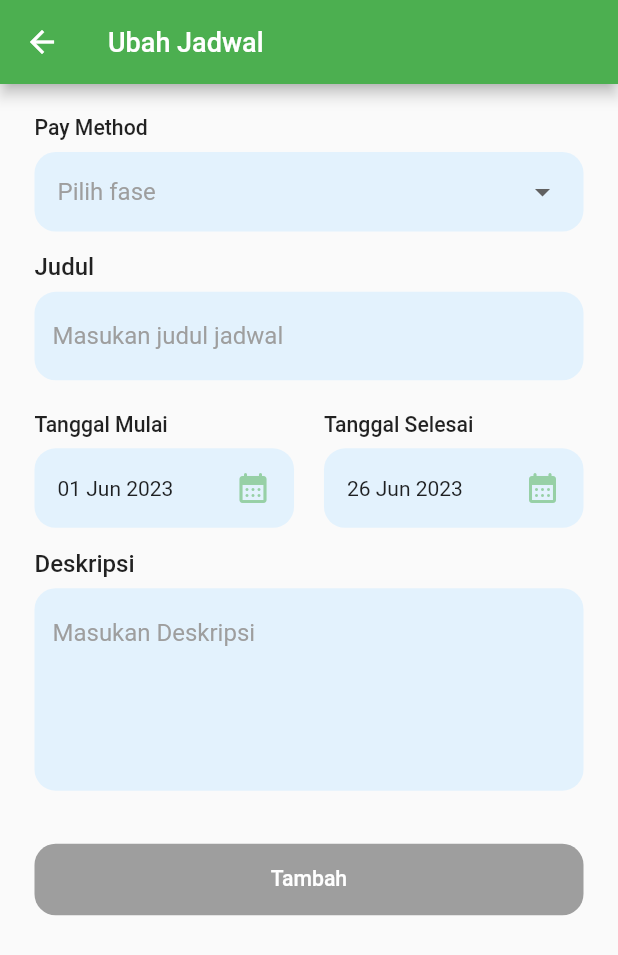
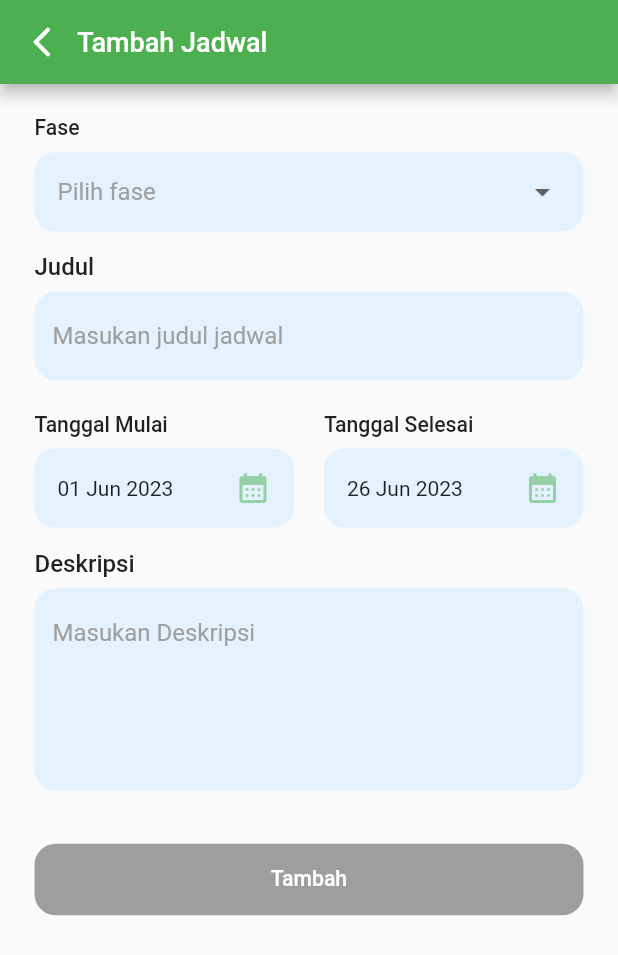
Before and after one commit to Aliryo/Aplikasi-Pendaftaran-Sekolah-Flutter, a Flutter app: the JadwalPendaftaranAdminPage screen opened directly, after a tap on "Tambah Jadwal", on a phone screen of 412 x 824 dp. Shown: the top 955 px of the screen. Run offline on Flutter 3.47's test engine with Material 2 defaults, Android fonts, the phone set to English and light mode, and no system bars; our stand-ins replace carousel_slider, cloud_firestore, dropdown_button2, email_validator, firebase_auth, firebase_core and 6 more; missing offline and left inert: easy_image_viewer; accounts and stored records are empty; network calls fail.

```diff
--- a/lib/views/pages/jadwal_pendaftaran/jadwal_pendaftaran_admin_page.dart
+++ b/lib/views/pages/jadwal_pendaftaran/jadwal_pendaftaran_admin_page.dart
@@ -104,12 +104,23 @@ class JadwalPendaftaranAdminPage extends StatelessWidget {
 
     return Scaffold(
       appBar: AppBar(
-        title: const Text(
-          'Jadwal Pendaftaran',
-          style: TextStyle(
-            fontSize: 18,
-            fontWeight: FontWeight.w500,
-          ),
+        automaticallyImplyLeading: false,
+        title: Row(
+          children: [
+            GestureDetector(
+                onTap: () {
+                  Get.back();
+                },
+                child: Icon(Icons.arrow_back_ios_new_rounded)),
+            12.0.width,
+            const Text(
+              'Jadwal Pendaftaran',
+              style: TextStyle(
+                fontSize: 18,
+                fontWeight: FontWeight.w500,
+              ),
+            ),
+          ],
         ),
       ),
       body: Obx(() {
--- a/lib/views/pages/jadwal_pendaftaran/tambah_jadwal.dart
+++ b/lib/views/pages/jadwal_pendaftaran/tambah_jadwal.dart
@@ -17,12 +17,23 @@ class TambahJadwal extends StatelessWidget {
   Widget build(BuildContext context) {
     return Scaffold(
       appBar: AppBar(
-        title: const Text(
-          'Ubah Jadwal',
-          style: TextStyle(
-            fontSize: 18,
-            fontWeight: FontWeight.w500,
-          ),
+        automaticallyImplyLeading: false,
+        title: Row(
+          children: [
+            GestureDetector(
+                onTap: () {
+                  Get.back();
+                },
+                child: Icon(Icons.arrow_back_ios_new_rounded)),
+            12.0.width,
+            const Text(
+              'Tambah Jadwal',
+              style: TextStyle(
+                fontSize: 18,
+                fontWeight: FontWeight.w500,
+              ),
+            ),
+          ],
         ),
       ),
       body: Obx(() {
@@ -30,7 +41,7 @@ class TambahJadwal extends StatelessWidget {
           padding: EdgeInsets.symmetric(horizontal: 24.w),
           children: [
             24.0.height,
-            Text("Pay Method",
+            Text("Fase",
                 style: TextStyle(fontSize: 16.sp, fontWeight: FontWeight.w500)),
             8.0.height,
             DropdownButtonFormField2(
@@ -55,7 +66,7 @@ class TambahJadwal extends StatelessWidget {
                   elevation: 2,
                   decoration: BoxDecoration(
                       borderRadius: BorderRadius.circular(8.r),
-                      color: Colors.white)),
+                      color: Colors.blue[50])),
               buttonStyleData: ButtonStyleData(
                   height: 60.h,
                   width: double.infinity,
--- a/lib/views/pages/sign_in_page.dart
+++ b/lib/views/pages/sign_in_page.dart
@@ -34,12 +34,14 @@ class SignInPage extends StatelessWidget {
                         ? "Email tidak boleh kosong"
                         : null,
                 controller: controller.emailLoginController,
+                onChanged: controller.onEmailLogin,
               ),
               WidgetInputText(
                 title: "Password",
                 hintText: "Masukan password anda",
                 validator: (value) =>
                     value == "" ? "Password tidak boleh kosong" : null,
+                onChanged: controller.onPasswordLogin,
                 icon: GestureDetector(
                     onTap: () => controller.changeHidePasswordLogin(),
                     child: Icon(
@@ -53,6 +55,7 @@ class SignInPage extends StatelessWidget {
               ),
               16.0.height,
               WidgetButton(
+                disable: controller.isLoginDisable.value,
                 loading: controller.isLoginLoading.value,
                 onTap: () {
                   controller.login();
--- a/lib/views/pages/sign_up_page.dart
+++ b/lib/views/pages/sign_up_page.dart
@@ -29,12 +29,14 @@ class SignUpPage extends StatelessWidget {
               WidgetInputText(
                 title: "Nama",
                 hintText: "Masukan nama anda",
+                onChanged: controller.onNameRegister,
                 validator: (value) =>
                     value == "" ? "Nama tidak boleh kosong" : null,
                 controller: controller.nameController,
               ),
               WidgetInputText(
                 title: "Email",
+                onChanged: controller.onEmailRegister,
                 hintText: "Masukan email anda",
                 validator: (value) => !EmailValidator.validate(value ?? '')
                     ? "Format email tidak sesuai"
@@ -45,6 +47,7 @@ class SignUpPage extends StatelessWidget {
               ),
               WidgetInputText(
                 title: "Password",
+                onChanged: controller.onPasswordRegister,
                 hintText: "Masukan password anda",
                 validator: (value) {
                   if (value == null || value.isEmpty || value.length < 6) {
@@ -66,6 +69,7 @@ class SignUpPage extends StatelessWidget {
               WidgetInputText(
                 title: "Konfirmasi Password",
                 hintText: "Masukan password anda",
+                onChanged: controller.onConfirmPasswordRegister,
                 validator: (value) =>
                     value != controller.passwordController.text
                         ? "Password tidak sama"
@@ -86,6 +90,7 @@ class SignUpPage extends StatelessWidget {
               16.0.height,
               WidgetButton(
                 loading: controller.isRegisterLoading.value,
+                disable: controller.isRegisterDisable.value,
                 onTap: () {
                   controller.register();
                 },
```
Also changed, not shown: lib/controller/auth_controller.dart (+80 -2 lines), lib/views/pages/daftar_calon_siswa/daftar_calon_siswa_page.dart (+17 -6 lines), lib/views/pages/daftar_calon_siswa/detail_calon_siswa_page.dart (+17 -6 lines), lib/views/pages/jadwal_pendaftaran/ubah_jadwal.dart (+19 -8 lines), lib/views/pages/profil_sekolah_page.dart (+13 -1 lines), lib/views/pages/setting/tambah_admin_page.dart.dart (+23 -3 lines).
